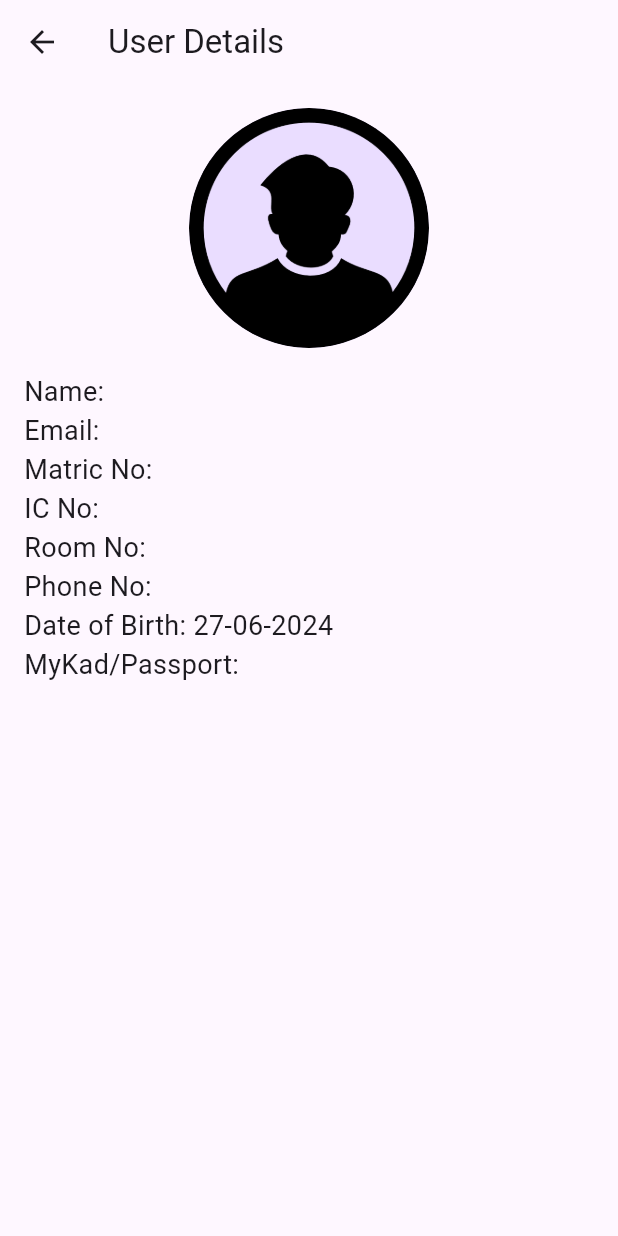
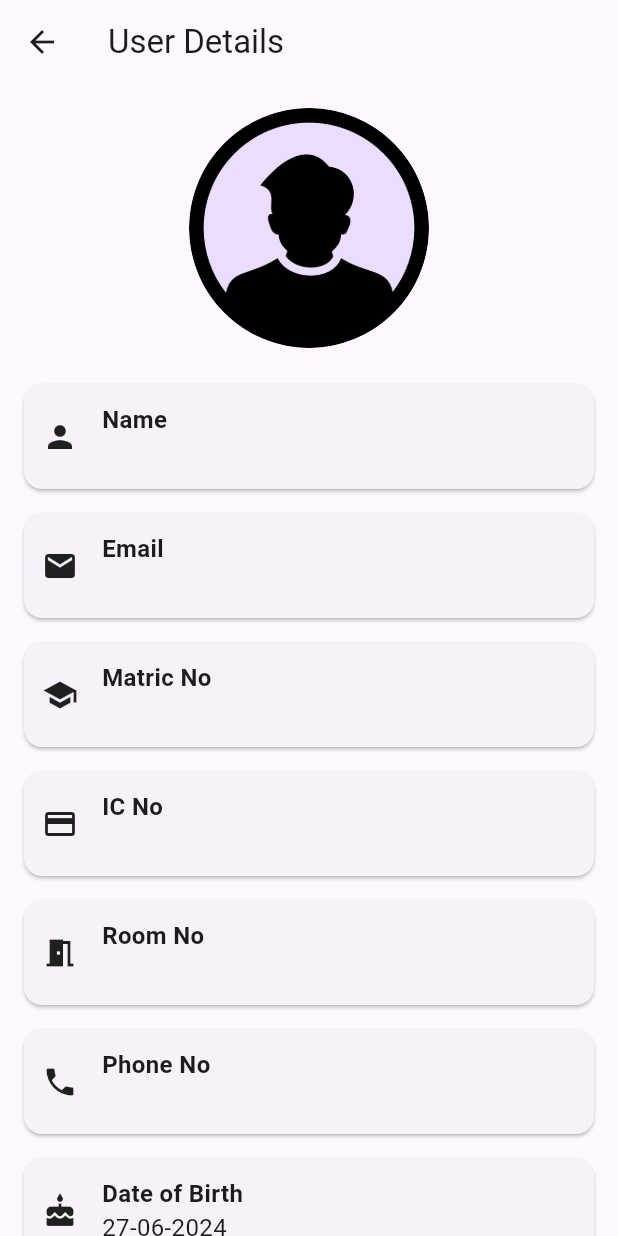
Before and after one commit to Fares1738/KHMS-PSM2-FYP, a Flutter app: the UserDetailPage screen opened directly with empty values, on a phone screen of 412 x 824 dp. Run offline on Flutter 3.47's test engine with Material 3 defaults, Android fonts, the light colour scheme and no system bars; our stand-ins replace cloud_firestore, file_picker, firebase_auth, firebase_core, firebase_storage, fl_chart and 2 more; missing offline and left inert: flutter_stripe; accounts and stored records are empty; network calls fail.

Commit message:
added search based on room no, passed room no to complaint object and small fixes

```diff
--- a/khms/lib/Controller/checkInController.dart
+++ b/khms/lib/Controller/checkInController.dart
@@ -301,4 +301,5 @@ class CheckInController {
       throw Exception('Error updating check-in application: $e');
     }
   }
+
 }
--- a/khms/lib/View/Staff/staffViewAllUsers.dart
+++ b/khms/lib/View/Staff/staffViewAllUsers.dart
@@ -60,7 +60,8 @@ class _ViewAllUsersState extends State<ViewAllUsers> {
       _filteredStudents = _students.where((student) {
         return (student.studentFirstName.toLowerCase().contains(query) ||
                 student.studentLastName.toLowerCase().contains(query) ||
-                student.studentEmail.toLowerCase().contains(query)) &&
+                student.studentEmail.toLowerCase().contains(query) ||
+                student.studentRoomNo.toLowerCase().contains(query)) &&
             (_selectedBlock == 'All' ||
                 student.studentRoomNo
                     .startsWith(_selectedBlock.split(' ').last)) &&
--- a/khms/lib/View/Staff/userDetailPage.dart
+++ b/khms/lib/View/Staff/userDetailPage.dart
@@ -25,9 +25,12 @@ class UserDetailPage extends StatelessWidget {
       appBar: AppBar(
         title: const Text("User Details"),
       ),
-      body: Padding(
-        padding: const EdgeInsets.all(16.0),
-        child: student != null ? _buildStudentDetails() : _buildStaffDetails(),
+      body: SingleChildScrollView(
+        child: Padding(
+          padding: const EdgeInsets.all(16.0),
+          child:
+              student != null ? _buildStudentDetails() : _buildStaffDetails(),
+        ),
       ),
     );
   }
@@ -38,26 +41,22 @@ class UserDetailPage extends StatelessWidget {
       children: [
         Center(
           child: CircleAvatar(
-              radius: 80, backgroundImage: _determineProfileImage()),
+            radius: 80,
+            backgroundImage: _determineProfileImage(),
+          ),
         ),
         const SizedBox(height: 16),
-        Text('Name: ${student!.studentFirstName} ${student!.studentLastName}',
-            style: const TextStyle(fontSize: 18)),
-        Text('Email: ${student!.studentEmail}',
-            style: const TextStyle(fontSize: 18)),
-        Text('Matric No: ${student!.studentMatricNo}',
-            style: const TextStyle(fontSize: 18)),
-        Text('IC No: ${student!.studentIcNumber}',
-            style: const TextStyle(fontSize: 18)),
-        Text('Room No: ${student!.studentRoomNo}',
-            style: const TextStyle(fontSize: 18)),
-        Text('Phone No: ${student!.studentPhoneNumber}',
-            style: const TextStyle(fontSize: 18)),
-        Text(
-            'Date of Birth: ${DateFormat('dd-MM-yyyy').format(student!.studentDoB)}',
-            style: const TextStyle(fontSize: 18)),
-        Text('MyKad/Passport: ${student!.studentmyKadPassportNumber}',
-            style: const TextStyle(fontSize: 18)),
+        _buildCard(Icons.person, 'Name',
+            '${student!.studentFirstName} ${student!.studentLastName}'),
+        _buildCard(Icons.email, 'Email', student!.studentEmail),
+        _buildCard(Icons.school, 'Matric No', student!.studentMatricNo),
+        _buildCard(Icons.credit_card, 'IC No', student!.studentIcNumber),
+        _buildCard(Icons.meeting_room, 'Room No', student!.studentRoomNo),
+        _buildCard(Icons.phone, 'Phone No', student!.studentPhoneNumber),
+        _buildCard(Icons.cake, 'Date of Birth',
+            DateFormat('dd-MM-yyyy').format(student!.studentDoB)),
+        _buildCard(Icons.document_scanner, 'MyKad/Passport',
+            student!.studentmyKadPassportNumber),
         // Add more fields as necessary
       ],
     );
@@ -69,22 +68,44 @@ class UserDetailPage extends StatelessWidget {
       children: [
         Center(
           child: CircleAvatar(
-              radius: 80, backgroundImage: _determineProfileImage()),
+            radius: 80,
+            backgroundImage: _determineProfileImage(),
+          ),
         ),
         const SizedBox(height: 16),
-
-        Text('Name: ${staff!.staffFirstName} ${staff!.staffLastName}',
-            style: const TextStyle(fontSize: 18)),
-        Text('Email: ${staff!.staffEmail}',
-            style: const TextStyle(fontSize: 18)),
-        Text('Phone No: ${staff!.staffPhoneNumber}',
-            style: const TextStyle(fontSize: 18)),
-        Text('Role: ${staff!.userType.toString().split('.').last}',
-            style: const TextStyle(fontSize: 18)),
-        Text('Staff ID: ${staff!.staffId}',
-            style: const TextStyle(fontSize: 18)),
+        _buildCard(Icons.person, 'Name',
+            '${staff!.staffFirstName} ${staff!.staffLastName}'),
+        _buildCard(Icons.email, 'Email', staff!.staffEmail),
+        _buildCard(Icons.phone, 'Phone No', staff!.staffPhoneNumber),
+        _buildCard(
+            Icons.work, 'Role', staff!.userType.toString().split('.').last),
+        _buildCard(Icons.badge, 'Staff ID', staff!.staffId),
         // Add more fields as necessary
       ],
     );
   }
+
+  Widget _buildCard(IconData icon, String label, String value) {
+    return Card(
+      margin: const EdgeInsets.symmetric(vertical: 8),
+      child: Padding(
+        padding: const EdgeInsets.all(12.0),
+        child: Row(
+          children: [
+            Icon(icon, size: 24),
+            const SizedBox(width: 16),
+            Column(
+              crossAxisAlignment: CrossAxisAlignment.start,
+              children: [
+                Text(label,
+                    style: const TextStyle(
+                        fontSize: 16, fontWeight: FontWeight.bold)),
+                Text(value, style: const TextStyle(fontSize: 16)),
+              ],
+            ),
+          ],
+        ),
+      ),
+    );
+  }
 }
--- a/khms/pubspec.yaml
+++ b/khms/pubspec.yaml
@@ -18,7 +18,7 @@ dependencies:
   firebase_storage: ^11.7.4
   intl: ^0.19.0
   provider: ^6.1.2
-  firebase_messaging: ^14.9.2
+  firebase_messaging: ^14.9.4
   fl_chart: ^0.68.0
   syncfusion_flutter_charts: ^25.2.7
   flutter_stripe: ^10.2.0
```
Also changed, not shown: khms/lib/View/Staff/staffManageComplaintsPage.dart (+14 -3 lines), khms/lib/View/Student/studentAddComplaint.dart (+9 -17 lines), khms/lib/View/Student/studentComplaintsPage.dart (+12 -6 lines).
